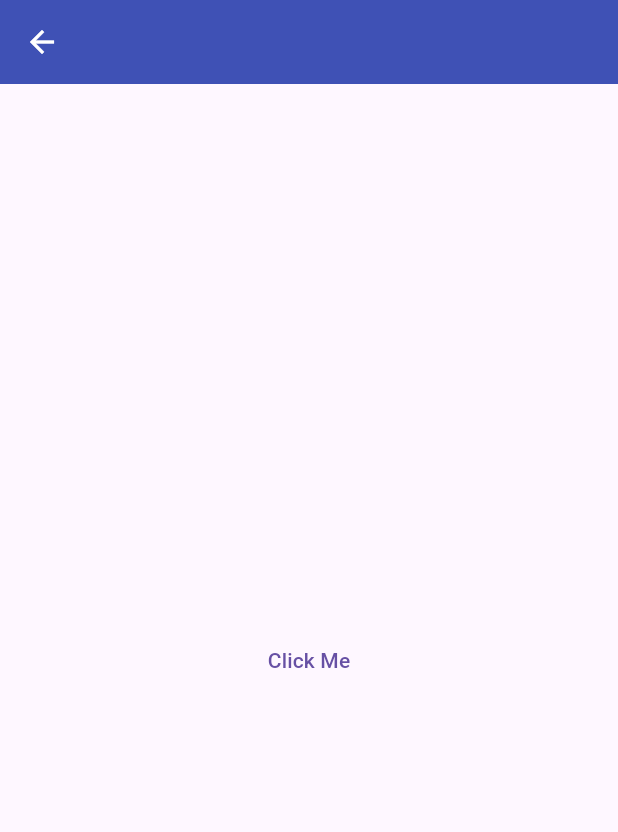
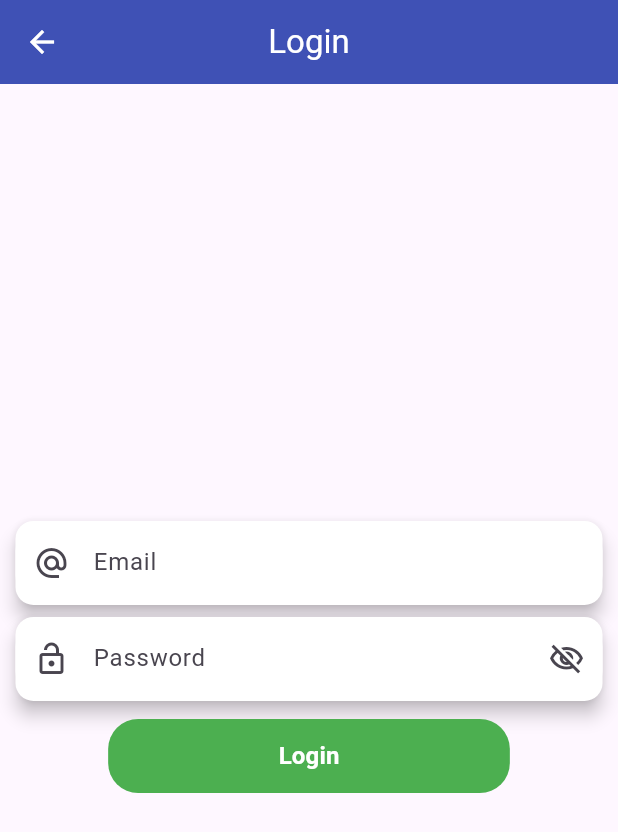
Before and after one commit to Sameer747/Learn-Flutter-2024, a Flutter app: the screen it shows after launch, after a tap on "MVVM Example", on a phone screen of 412 x 824 dp. Shown: the top 832 px of the screen. Run offline on Flutter 3.47's test engine with Material 3 defaults, Android fonts, the phone set to English and light mode, and no system bars; our stand-ins replace another_flushbar, fluttertoast, go_router.

Commit message:
created resources and login view

```diff
--- a/mvvm+provider/lib/home_screen.dart
+++ b/mvvm+provider/lib/home_screen.dart
@@ -1,5 +1,5 @@
 import 'package:flutter/material.dart';
-import 'package:provider_with_mvvm/mvvm_example/view/screen/login_screen.dart';
+import 'package:provider_with_mvvm/mvvm_example/view/screen/login_view.dart';
 import 'package:provider_with_mvvm/provider_example/utils/constants.dart';
 import 'package:provider_with_mvvm/provider_example/utils/widgets.dart';
 
@@ -29,7 +29,7 @@ class HomeScreen extends StatelessWidget {
                     context: context,
                     title: "MVVM Example",
                     icon: const Icon(Icons.animation_sharp),
-                    navigateTo: const LoginScreen())
+                    navigateTo: const LoginView())
               ],
             ),
           )),
--- /dev/null
+++ b/mvvm+provider/lib/mvvm_example/res/app_color.dart
@@ -0,0 +1,7 @@
+import 'package:flutter/material.dart';
+
+class AppColors {
+  static const Color blackColor = Color(0xff000000);
+  static const Color whiteColor = Color(0xffffffff);
+  static const Color buttonColor = Colors.green;
+}
--- /dev/null
+++ b/mvvm+provider/lib/mvvm_example/res/components/round_button.dart
@@ -0,0 +1,38 @@
+import 'package:flutter/material.dart';
+import 'package:provider_with_mvvm/mvvm_example/res/app_color.dart';
+
+class RoundButton extends StatelessWidget {
+  final String title;
+  final bool loading;
+  final VoidCallback onPress;
+  const RoundButton(
+      {super.key,
+      required this.title,
+      required this.loading,
+      required this.onPress});
+
+  @override
+  Widget build(BuildContext context) {
+    double height = MediaQuery.of(context).size.height;
+    double width = MediaQuery.of(context).size.width;
+
+    return TextButton(
+      onPressed: () {
+        onPress();
+      },
+      child: Container(
+        height: height * 0.06,
+        width: width * 0.65,
+        decoration: BoxDecoration(
+            color: AppColors.buttonColor,
+            borderRadius: BorderRadius.circular(20)),
+        child: Center(
+            child:loading ? const CircularProgressIndicator() : Text(
+          title,
+          style: const TextStyle(
+              color: Colors.white, fontSize: 16, fontWeight: FontWeight.bold),
+        )),
+      ),
+    );
+  }
+}
--- a/mvvm+provider/lib/mvvm_example/utils/routes/routes.dart
+++ b/mvvm+provider/lib/mvvm_example/utils/routes/routes.dart
@@ -2,7 +2,7 @@ import 'package:flutter/material.dart';
 import 'package:provider_with_mvvm/home_screen.dart';
 import 'package:provider_with_mvvm/mvvm_example/utils/routes/routes_name.dart';
 import 'package:provider_with_mvvm/mvvm_example/view/screen/home_screen.dart';
-import 'package:provider_with_mvvm/mvvm_example/view/screen/login_screen.dart';
+import 'package:provider_with_mvvm/mvvm_example/view/screen/login_view.dart';
 
 class Routes {
   static Route<dynamic> generateRoutes(RouteSettings settings) {
@@ -10,7 +10,7 @@ class Routes {
       case RoutesName.home_mvvm:
         return MaterialPageRoute(builder: (context) => const HomeScreenMvvm());
       case RoutesName.login:
-        return MaterialPageRoute(builder: (context) => const LoginScreen());
+        return MaterialPageRoute(builder: (context) => const LoginView());
       case RoutesName.home:
         return MaterialPageRoute(builder: (context) => const HomeScreen());
       default:
--- a/mvvm+provider/lib/mvvm_example/view/screen/login_screen.dart
+++ /dev/null
@@ -1,30 +0,0 @@
-import 'package:flutter/material.dart';
-import 'package:provider_with_mvvm/mvvm_example/utils/routes/routes_name.dart';
-import 'package:provider_with_mvvm/mvvm_example/utils/utils.dart';
-
-class LoginScreen extends StatefulWidget {
-  const LoginScreen({super.key});
-
-  @override
-  State<LoginScreen> createState() => _LoginScreenState();
-}
-
-class _LoginScreenState extends State<LoginScreen> {
-  @override
-  Widget build(BuildContext context) {
-    return Scaffold(
-      appBar: AppBar(),
-      body: SafeArea(
-        child: TextButton(
-            onPressed: () {
-              Navigator.pushNamed(context, RoutesName.home_mvvm);
-              Utils.toastMessage(message: "Login Successfully!");
-              Utils.flushBarErrorMessage(
-                  context: context, message: "Login successful");
-              Utils.snackBar(context: context, message: "Login Sucessfully");
-            },
-            child: const Center(child: Text("Click Me"))),
-      ),
-    );
-  }
-}
--- /dev/null
+++ b/mvvm+provider/lib/mvvm_example/view/screen/login_view.dart
@@ -0,0 +1,130 @@
+import 'package:flutter/material.dart';
+import 'package:provider_with_mvvm/mvvm_example/res/components/round_button.dart';
+import 'package:provider_with_mvvm/mvvm_example/utils/utils.dart';
+
+class LoginView extends StatefulWidget {
+  const LoginView({super.key});
+
+  @override
+  State<LoginView> createState() => _LoginViewState();
+}
+
+class _LoginViewState extends State<LoginView> {
+  final TextEditingController _emailController = TextEditingController();
+  final TextEditingController _passwordController = TextEditingController();
+  final FocusNode emailFocusNode = FocusNode();
+  final FocusNode passwordFocusNode = FocusNode();
+  ValueNotifier<bool> obscurePassword = ValueNotifier(true);
+
+  @override
+  void dispose() {
+    // TODO: implement dispose
+    super.dispose();
+
+    _emailController.dispose();
+    _passwordController.dispose();
+    emailFocusNode.dispose();
+    passwordFocusNode.dispose();
+    obscurePassword.dispose();
+  }
+
+  @override
+  Widget build(BuildContext context) {
+    // final height = MediaQuery.of(context).size.height;
+    final width = MediaQuery.of(context).size.width;
+    return Scaffold(
+      appBar: AppBar(
+        title: const Text("Login"),
+      ),
+      body: SafeArea(
+        child: Column(
+          mainAxisAlignment: MainAxisAlignment.center,
+          crossAxisAlignment: CrossAxisAlignment.center,
+          children: [
+            Center(
+              child: Card(
+                elevation: 5,
+                color: Colors.white,
+                child: Container(
+                  width: width * 0.95,
+                  decoration: BoxDecoration(
+                      color: Colors.white,
+                      borderRadius: BorderRadius.circular(20)),
+                  child: TextFormField(
+                    controller: _emailController,
+                    focusNode: emailFocusNode,
+                    keyboardType: TextInputType.emailAddress,
+                    onFieldSubmitted: (value) {
+                      // FocusScope.of(context).requestFocus(passwordFocusNode);
+                      Utils.fieldFocusNode(
+                          context: context,
+                          currentFocus: emailFocusNode,
+                          nextFocus: passwordFocusNode);
+                    },
+                    decoration: const InputDecoration(
+                        border: InputBorder.none,
+                        labelText: "Email",
+                        hintText: "Enter email here",
+                        prefixIcon: Icon(Icons.alternate_email)),
+                  ),
+                ),
+              ),
+            ),
+            ValueListenableBuilder(
+              valueListenable: obscurePassword,
+              builder: (context, value, child) {
+                return Card(
+                  elevation: 5,
+                  color: Colors.white,
+                  child: Container(
+                    width: width * .95,
+                    decoration: BoxDecoration(
+                        color: Colors.white,
+                        borderRadius: BorderRadius.circular(20)),
+                    child: TextFormField(
+                      controller: _passwordController,
+                      focusNode: passwordFocusNode,
+                      obscureText: value,
+                      obscuringCharacter: "*",
+                      decoration: InputDecoration(
+                          labelText: "Password",
+                          border: InputBorder.none,
+                          hintText: "Enter password here",
+                          prefixIcon: const Icon(Icons.lock_open_outlined),
+                          suffixIcon: IconButton(
+                              onPressed: () {
+                                obscurePassword.value = !obscurePassword.value;
+                              },
+                              icon: obscurePassword.value
+                                  ? const Icon(Icons.visibility_off_outlined)
+                                  : const Icon(Icons.visibility_outlined))),
+                    ),
+                  ),
+                );
+              },
+            ),
+            RoundButton(
+              title: 'Login',
+              loading: false,
+              onPress: () {
+                if (_emailController.text.isEmpty) {
+                  Utils.flushBarErrorMessage(
+                      context: context, message: "Please enter email");
+                } else if (_passwordController.text.isEmpty) {
+                  Utils.flushBarErrorMessage(
+                      context: context, message: "Please enter password");
+                } else if (_passwordController.text.length < 6) {
+                  Utils.flushBarErrorMessage(
+                      context: context,
+                      message: "Please enter 6 digit password");
+                } else {
+                  print("api hit");
+                }
+              },
+            ),
+          ],
+        ),
+      ),
+    );
+  }
+}
```
Also changed, not shown: mvvm+provider/lib/mvvm_example/utils/utils.dart (+18 -4 lines).
